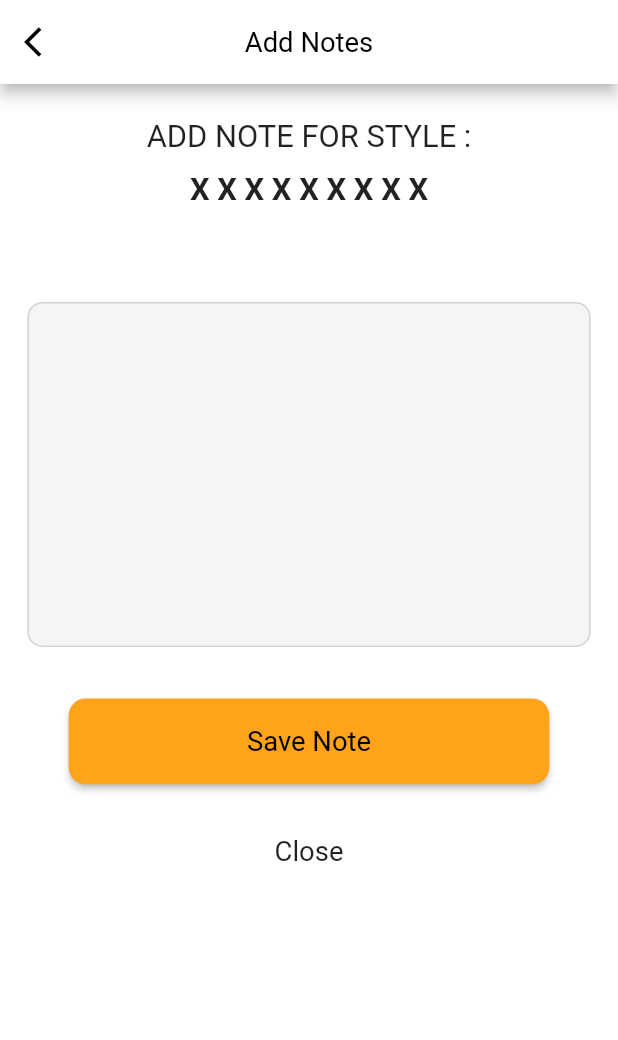
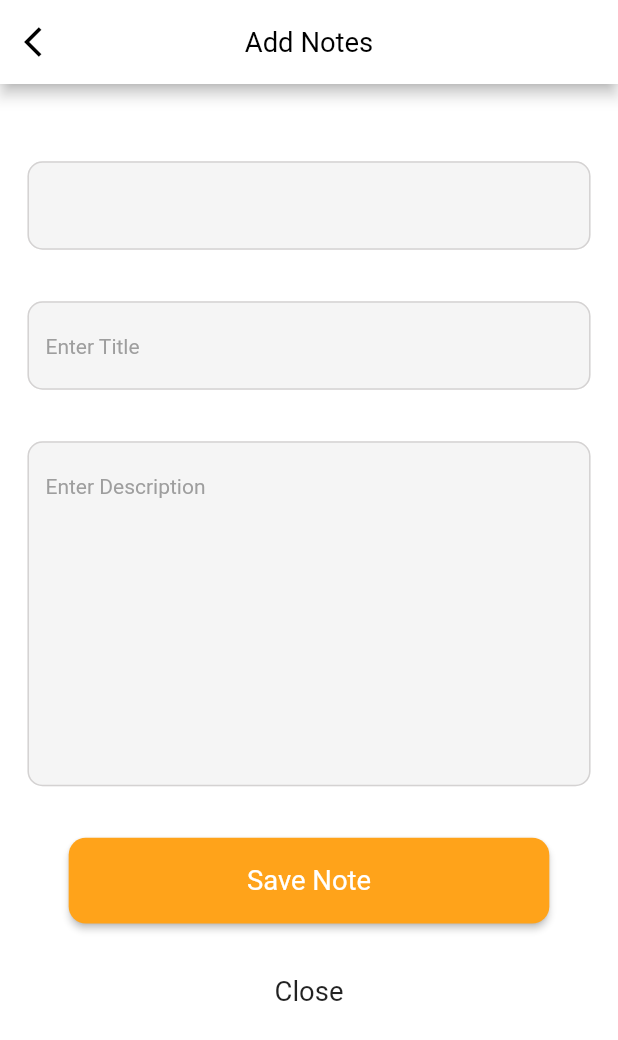
Before and after one commit to JAY-PANCHAL/Goldstar-LLC, a Flutter app: the AddNotesScreen screen opened by its route, on a phone screen of 412 x 824 dp. Shown: the top 1040 px of the screen. Run offline on Flutter 3.47's test engine with Material 3 defaults, Android fonts, the phone set to English and light mode, and no system bars; our stand-ins replace cached_network_image, connectivity, dio, flutter_screenutil, flutter_svg, fluttertoast and 5 more; missing offline and left inert: connectivity_for_web, scan, shared_preferences_web; accounts and stored records are empty; Roboto replaces fonts that are missing (Montserrat Regular).

Commit message:
added add notes api

```diff
--- a/lib/common/utils/app_constants.dart
+++ b/lib/common/utils/app_constants.dart
@@ -1,6 +1,5 @@
 class AppConstants {
   //App related
-
 
   /*Shared Pref*/
   static const String apiKey = 'apiKey';
@@ -148,7 +147,11 @@ class AppConstants {
   static const String uFileK = 'ufile';
   static const String userNameK = 'UserName';
   static const String passwordK = 'Password';
-  static const String customerNoK= 'customer_enter_no';
+  static const String customerNoK = 'customer_enter_no';
+  static const String noteCodeK = 'note_code';
+  static const String styleCodeK = 'llc_app_style_code';
+  static const String titleK = 'title';
+  static const String descriptionK = 'description';
 
   static const String lNameK = 'lNameK';
   static const String emailK = 'email';
@@ -189,6 +192,8 @@ class AppConstants {
   static const String errorPassword = "Please enter password";
   static const String errorNewPassword = "Please enter new password";
   static const String errorConfirmPassword = "Please enter confirm password";
+  static const String errorTitle = "Please enter title";
+  static const String errorDescription = "Please enter description";
 
   static const emirates = 'Emirates';
 
@@ -222,5 +227,4 @@ class AppConstants {
   static const dateFormat = 'dd/MM/yyyy';
   static const timeFormat = 'HH:mm';
   static const noRecord = 'No Record Found.';
-
 }
--- a/lib/controller/search_style_controller.dart
+++ b/lib/controller/search_style_controller.dart
@@ -48,4 +48,5 @@ isLoading.value=true;
       });
     });
   }
+
 }
--- a/lib/ui/screens/add_notes_screen.dart
+++ b/lib/ui/screens/add_notes_screen.dart
@@ -1,20 +1,24 @@
 import 'package:flutter/material.dart';
 import 'package:goldstarllc/common/utils/Styles.dart';
+import 'package:goldstarllc/common/utils/app_constants.dart';
 import 'package:goldstarllc/common/utils/color_constants.dart';
 import 'package:goldstarllc/common/utils/dimensions.dart';
 import 'package:goldstarllc/common/utils/image_paths.dart';
 import 'package:flutter_screenutil/flutter_screenutil.dart';
 import 'package:get/get.dart';
+import 'package:goldstarllc/controller/add_notes_controller.dart';
 import 'package:goldstarllc/routes/app_pages.dart';
 
 class AddNotesScreen extends StatefulWidget {
-  const AddNotesScreen({super.key});
+  final int? notesCode;
+  const AddNotesScreen({super.key, this.notesCode});
 
   @override
   State<AddNotesScreen> createState() => _AddNotesScreenState();
 }
 
 class _AddNotesScreenState extends State<AddNotesScreen> {
+  final AddNotesController addNotesController = Get.put(AddNotesController());
   @override
   Widget build(BuildContext context) {
     Dimensions.screenWidth = MediaQuery.of(context).size.width;
@@ -43,53 +47,18 @@ class _AddNotesScreenState extends State<AddNotesScreen> {
           child: Column(
             children: [
               SizedBox(height: 20.sp),
-              Row(
-                mainAxisAlignment: MainAxisAlignment.center,
-                children: [
-                  Text(
-                    "ADD NOTE FOR STYLE :",
-                    style: TextStyle(fontSize: 18.sp),
-                  ),
-                ],
-              ),
-              SizedBox(
-                height: 10.sp,
-              ),
-              Row(
-                mainAxisAlignment: MainAxisAlignment.center,
-                children: [
-                  Text(
-                    "X X X X X X X X X",
-                    style:
-                        TextStyle(fontSize: 18.sp, fontWeight: FontWeight.w600),
-                  ),
-                ],
-              ),
               SizedBox(
                 height: 25.sp,
-              ),
-              /*Row(
-                mainAxisAlignment: MainAxisAlignment.center,
-                children: [
-                  Text(
-                    "Today’s date 22/09/2023",
-                    style: TextStyle(
-                        fontSize: 12.sp,
-                        color: Colors.grey,
-                        fontWeight: FontWeight.w500),
-                  ),
-                ],
-              ),*/
-              SizedBox(
-                height: 30.sp,
               ),
               Padding(
                 padding: EdgeInsets.symmetric(horizontal: 16.sp),
                 child: TextFormField(
                   keyboardType: TextInputType.streetAddress,
-                  maxLines: 10,
+                  maxLines: 1,
                   textInputAction: TextInputAction.newline,
-                  decoration: const InputDecoration(
+                  decoration: InputDecoration(
+                      // hintText: "Enter Description",
+                      // hintStyle: Styles.TextBoxHintStyle(14.0),
                       filled: true,
                       fillColor: AppColors.usableGray,
                       focusedBorder: OutlineInputBorder(
@@ -107,8 +76,88 @@ class _AddNotesScreenState extends State<AddNotesScreen> {
                   cursorColor: Colors.grey,
                   style: TextStyle(
                       fontSize: 14.sp,
-                      color: Colors.grey,
-                      fontWeight: FontWeight.w600),
+                      color: Colors.black,
+                      fontWeight: FontWeight.w400),
+                ),
+              ),
+              SizedBox(
+                height: 30.sp,
+              ),
+              Padding(
+                padding: EdgeInsets.symmetric(horizontal: 16.sp),
+                child: TextFormField(
+                  validator: (value) {
+                    if (value!.isEmpty) {
+                      return AppConstants.errorTitle;
+                    }
+                    return null;
+                  },
+                  controller: addNotesController.titleController,
+                  keyboardType: TextInputType.streetAddress,
+                  maxLines: 1,
+                  textInputAction: TextInputAction.newline,
+                  decoration: InputDecoration(
+                      hintText: "Enter Title",
+                      hintStyle: Styles.TextBoxHintStyle(14.0),
+                      filled: true,
+                      fillColor: AppColors.usableGray,
+                      focusedBorder: OutlineInputBorder(
+                        borderRadius: BorderRadius.all(Radius.circular(10)),
+                        borderSide: BorderSide(
+                            color: Color.fromARGB(255, 212, 210, 210)),
+                      ),
+                      enabledBorder: OutlineInputBorder(
+                        borderRadius: BorderRadius.all(Radius.circular(10)),
+                        borderSide: BorderSide(
+                            color: Color.fromARGB(255, 212, 210, 210)),
+                      ),
+                      focusColor: Colors.grey,
+                      hoverColor: Colors.grey),
+                  cursorColor: Colors.grey,
+                  style: TextStyle(
+                      fontSize: 14.sp,
+                      color: Colors.black,
+                      fontWeight: FontWeight.w400),
+                ),
+              ),
+              SizedBox(
+                height: 30.sp,
+              ),
+              Padding(
+                padding: EdgeInsets.symmetric(horizontal: 16.sp),
+                child: TextFormField(
+                  validator: (value) {
+                    if (value!.isEmpty) {
+                      return AppConstants.errorDescription;
+                    }
+                    return null;
+                  },
+                  controller: addNotesController.descriptionController,
+                  keyboardType: TextInputType.streetAddress,
+                  maxLines: 10,
+                  textInputAction: TextInputAction.newline,
+                  decoration: InputDecoration(
+                      hintText: "Enter Description",
+                      hintStyle: Styles.TextBoxHintStyle(14.0),
+                      filled: true,
+                      fillColor: AppColors.usableGray,
+                      focusedBorder: OutlineInputBorder(
+                        borderRadius: BorderRadius.all(Radius.circular(10)),
+                        borderSide: BorderSide(
+                            color: Color.fromARGB(255, 212, 210, 210)),
+                      ),
+                      enabledBorder: OutlineInputBorder(
+                        borderRadius: BorderRadius.all(Radius.circular(10)),
+                        borderSide: BorderSide(
+                            color: Color.fromARGB(255, 212, 210, 210)),
+                      ),
+                      focusColor: Colors.grey,
+                      hoverColor: Colors.grey),
+                  cursorColor: Colors.grey,
+                  style: TextStyle(
+                      fontSize: 14.sp,
+                      color: Colors.black,
+                      fontWeight: FontWeight.w400),
                 ),
               ),
               SizedBox(
@@ -119,7 +168,12 @@ class _AddNotesScreenState extends State<AddNotesScreen> {
                   height: 50.sp,
                   child: ElevatedButton(
                       onPressed: () {
-                        Get.back();
+                        if (widget.notesCode != null) {
+                          addNotesController.noteCode.value =
+                              widget.notesCode.toString();
+                          addNotesController.validateLoginControllers(context);
+                        }
+                        addNotesController.validateLoginControllers(context);
                       },
                       style: ButtonStyle(
                           shape: MaterialStatePropertyAll(
@@ -131,7 +185,7 @@ class _AddNotesScreenState extends State<AddNotesScreen> {
                         "Save Note",
                         style: TextStyle(
                             fontSize: 16.sp,
-                            color: Colors.black,
+                            color: Colors.white,
                             fontWeight: FontWeight.w400),
                       ))),
               SizedBox(
@@ -149,6 +203,9 @@ class _AddNotesScreenState extends State<AddNotesScreen> {
                       style: TextStyle(fontSize: 16.sp),
                     )),
               ),
+              SizedBox(
+                height: 30.sp,
+              ),
             ],
           ),
         ));
```
Also changed, not shown: lib/controller/add_notes_controller.dart (added, +86 -0 lines), lib/controller/notes_controller.dart (added, +51 -0 lines), lib/network/api/getx_repository.dart (+31 -3 lines), lib/network/constant/endpoints.dart (+4 -3 lines), lib/network/model/add_notes_model.dart (added, +47 -0 lines), lib/network/model/notesmodel.dart (added, +96 -0 lines), lib/ui/screens/notes_list_screen.dart (+45 -25 lines), pubspec.lock (added).
